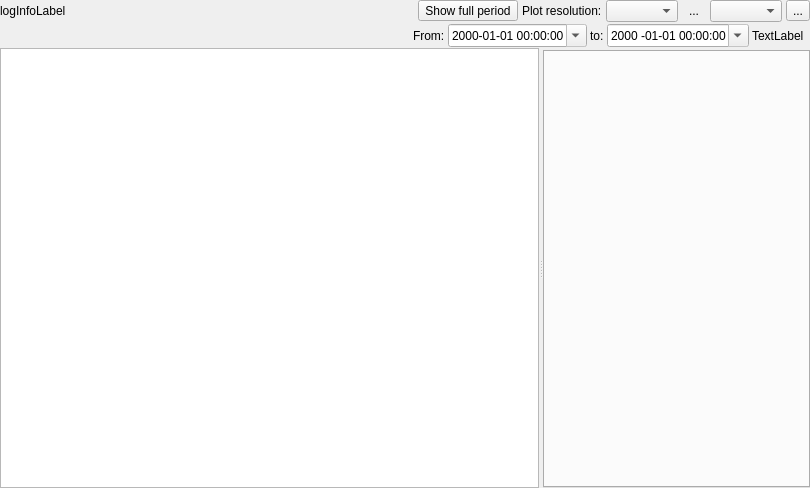
Above: Viewer/ecflowUI/src/LogLoadWidget.ui from ecmwf/ecflow before the change. Below: the same form after it.
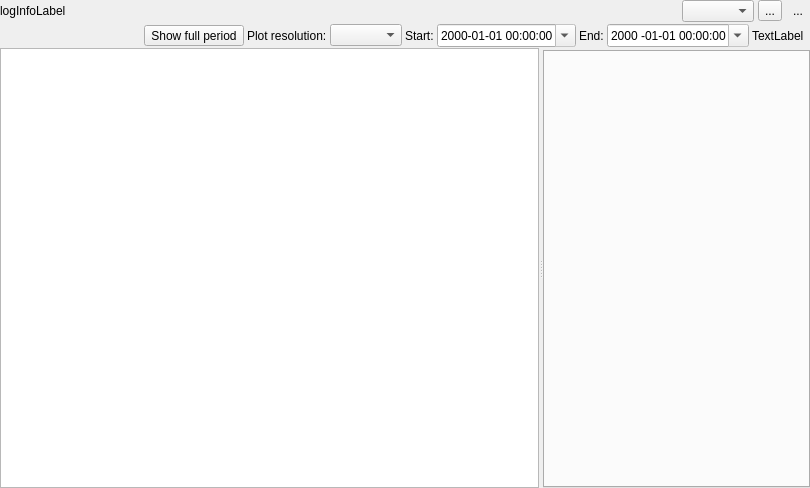
That is the form after the change. Icons and pictures are not drawn. Custom widgets are drawn as their Qt base class.

Commit message: ecFlowUI: improve log file loading mechanism in server load tab ECFLOW-1681

Patch:
```diff
--- a/Viewer/ecflowUI/src/LogLoadWidget.ui
+++ b/Viewer/ecflowUI/src/LogLoadWidget.ui
@@ -39,7 +39,7 @@
     <number>0</number>
    </property>
    <item>
-    <layout class="QHBoxLayout" name="horizontalLayout_3" stretch="1,0,0,0,0,0,0">
+    <layout class="QHBoxLayout" name="horizontalLayout_3" stretch="1,0,0,0">
      <property name="spacing">
       <number>4</number>
      </property>
@@ -51,22 +51,15 @@
       </widget>
      </item>
      <item>
-      <widget class="QToolButton" name="showFullTb">
-       <property name="text">
-        <string>Show full period</string>
-       </property>
-      </widget>
+      <widget class="QComboBox" name="logModeCombo"/>
      </item>
      <item>
-      <widget class="QLabel" name="resComboLabel">
+      <widget class="QToolButton" name="loadFileTb">
        <property name="text">
-        <string>Plot resolution:</string>
+        <string>...</string>
        </property>
       </widget>
      </item>
-     <item>
-      <widget class="QComboBox" name="resCombo"/>
-     </item>
      <item>
       <widget class="QToolButton" name="reloadTb">
        <property name="toolTip">
@@ -84,20 +77,6 @@
        </property>
       </widget>
      </item>
-     <item>
-      <widget class="QComboBox" name="logModeCombo"/>
-     </item>
-     <item>
-      <widget class="QToolButton" name="loadFileTb">
-       <property name="text">
-        <string>...</string>
-       </property>
-       <property name="icon">
-        <iconset resource="viewer.qrc">
-         <normaloff>:/viewer/open_file.svg</normaloff>:/viewer/open_file.svg</iconset>
-       </property>
-      </widget>
-     </item>
     </layout>
    </item>
    <item>
@@ -137,10 +116,27 @@
         </property>
        </spacer>
       </item>
+      <item>
+       <widget class="QToolButton" name="showFullTb">
+        <property name="text">
+         <string>Show full period</string>
+        </property>
+       </widget>
+      </item>
+      <item>
+       <widget class="QLabel" name="resComboLabel">
+        <property name="text">
+         <string>Plot resolution:</string>
+        </property>
+       </widget>
+      </item>
+      <item>
+       <widget class="QComboBox" name="resCombo"/>
+      </item>
       <item>
        <widget class="QLabel" name="label">
         <property name="text">
-         <string>From:</string>
+         <string>Start:</string>
         </property>
        </widget>
       </item>
@@ -160,7 +156,7 @@
       <item>
        <widget class="QLabel" name="label_2">
         <property name="text">
-         <string>to:</string>
+         <string>End:</string>
         </property>
        </widget>
       </item>
```
Left out of the diff: 6 changed lines with no effect on the pictures. The commit also changes 13 other files.
